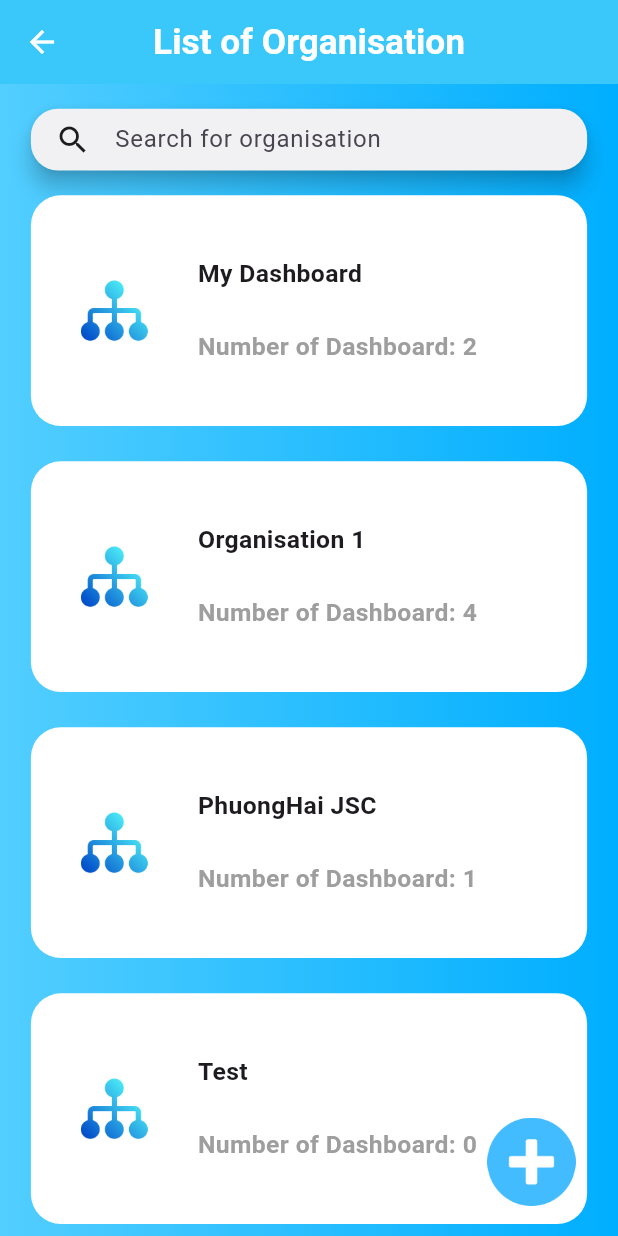
After one commit to Labbi-capstone/labbi_frontend, a Flutter app: the ListOrgPage screen opened by its route, on a phone screen of 412 x 824 dp. The commit adds this screen. Run offline on Flutter 3.47's test engine with Material 3 defaults, Android fonts, the phone set to English and light mode, and no system bars; our stand-ins replace fl_chart, flutter_dotenv, flutter_switch, font_awesome_flutter, google_fonts, image_picker and 2 more; accounts and stored records are empty.

Commit message:
finish building list organisation page

```diff
--- /dev/null
+++ b/lib/app/components/org_container.dart
@@ -0,0 +1,81 @@
+import 'package:flutter/material.dart';
+import 'package:labbi_frontend/app/models/organisation.dart';
+
+class OrgContainer extends StatefulWidget {
+  final Organisation organisation;
+  const OrgContainer({super.key, required this.organisation});
+  @override
+  State<StatefulWidget> createState() => _OrgContainerState();
+}
+
+class _OrgContainerState extends State<OrgContainer> {
+  late Organisation organisation;
+
+  @override
+  void initState() {
+    super.initState();
+    organisation = widget.organisation;
+  }
+
+  @override
+  Widget build(BuildContext context) {
+    dynamic screenHeight = MediaQuery.of(context).size.height;
+    dynamic screenWidth = MediaQuery.of(context).size.width;
+
+    return Container(
+      height: null,
+      width: (9 / 10) * screenWidth,
+      decoration: BoxDecoration(
+          color: Colors.white, borderRadius: BorderRadius.circular(20)),
+      child: Row(
+        mainAxisSize: MainAxisSize.max,
+        crossAxisAlignment: CrossAxisAlignment.center,
+        mainAxisAlignment: MainAxisAlignment.start,
+        children: [
+          Expanded(
+              flex: 3,
+              child: Padding(
+                padding: EdgeInsets.symmetric(vertical: 0.06 * screenHeight),
+                child: Container(
+                  height: screenHeight / 15,
+                  width: screenHeight / 15,
+                  decoration: const BoxDecoration(
+                      image: DecorationImage(
+                          image: AssetImage('assets/images/organisation.png'),
+                          fit: BoxFit.contain)),
+                ),
+              )),
+          Expanded(
+            flex: 7,
+            child: Column(
+              mainAxisAlignment: MainAxisAlignment.center,
+              mainAxisSize: MainAxisSize.max,
+              crossAxisAlignment: CrossAxisAlignment.start,
+              children: [
+                Padding(
+                    padding:
+                        EdgeInsets.symmetric(vertical: 0.015 * screenHeight),
+                    child: Text(
+                      organisation.name,
+                      style: TextStyle(
+                          fontSize: screenHeight / 50,
+                          fontWeight: FontWeight.bold),
+                    )),
+                Padding(
+                  padding: EdgeInsets.symmetric(vertical: 0.015 * screenHeight),
+                  child: Text(
+                    'Number of Dashboard: ${organisation.dashboardList.length}',
+                    style: TextStyle(
+                        fontSize: screenHeight / 50,
+                        color: Colors.grey,
+                        fontWeight: FontWeight.bold),
+                  ),
+                ),
+              ],
+            ),
+          ),
+        ],
+      ),
+    );
+  }
+}
--- /dev/null
+++ b/lib/app/components/org_search_bar.dart
@@ -0,0 +1,69 @@
+import 'package:flutter/material.dart';
+
+/// Flutter code sample for [SearchBar].
+
+// void main() => runApp(const SearchBarApp());
+
+class OrgSearchBar extends StatefulWidget {
+  final Function callback;
+  const OrgSearchBar({super.key, required this.callback});
+
+  @override
+  State<OrgSearchBar> createState() => _OrgSearchBarState();
+}
+
+class _OrgSearchBarState extends State<OrgSearchBar> {
+  @override
+  Widget build(BuildContext context) {
+    dynamic screenHeight = MediaQuery.of(context).size.height;
+    dynamic screenWidth = MediaQuery.of(context).size.width;
+
+    return Padding(
+      padding: EdgeInsets.only(
+          left: 0.05 * screenWidth,
+          right: 0.05 * screenWidth,
+          top: 0.02 * screenHeight,
+          bottom: 0.02 * screenHeight),
+      child: SizedBox(
+        height: 0.05 * screenHeight,
+        width: screenWidth,
+        child: SearchAnchor(
+            builder: (BuildContext context, SearchController controller) {
+          return SearchBar(
+            controller: controller,
+            backgroundColor: WidgetStateProperty.all(const Color(0xFFF1F1F3)),
+            shape: WidgetStateProperty.all(RoundedRectangleBorder(
+                borderRadius: BorderRadius.circular(18.0))),
+            padding: const WidgetStatePropertyAll<EdgeInsets>(
+                EdgeInsets.symmetric(horizontal: 16.0)),
+            // onTap: () {
+            //   controller.openView();
+            // },
+            onChanged: (_) {
+              widget.callback(controller.text);
+            },
+
+            onTapOutside: (_) {
+              FocusManager.instance.primaryFocus?.unfocus();
+            },
+            leading: const Icon(Icons.search),
+            hintText: "Search for organisation",
+          );
+        }, suggestionsBuilder:
+                (BuildContext context, SearchController controller) {
+          return List<ListTile>.generate(5, (int index) {
+            final String item = 'item $index';
+            return ListTile(
+              title: Text(item),
+              onTap: () {
+                setState(() {
+                  controller.closeView(item);
+                });
+              },
+            );
+          });
+        }),
+      ),
+    );
+  }
+}
--- /dev/null
+++ b/lib/app/models/organisation.dart
@@ -0,0 +1,20 @@
+class Organisation {
+  int id;
+  String name;
+  List<int> dashboardList;
+
+  Organisation({
+    required this.id,
+    required this.name,
+    required this.dashboardList,
+  });
+}
+
+List<Organisation> organisationList = [
+  Organisation(id: 1, name: 'My Dashboard', dashboardList: [1, 2]),
+  Organisation(id: 2, name: 'Organisation 1', dashboardList: [3, 4, 5, 6]),
+  Organisation(id: 3, name: 'PhuongHai JSC', dashboardList: [7]),
+  Organisation(id: 4, name: 'Test', dashboardList: []),
+  Organisation(id: 5, name: 'Dashboard Demo', dashboardList: [8, 9, 10]),
+  Organisation(id: 6, name: 'Dashboard Test', dashboardList: [11])
+];
--- /dev/null
+++ b/lib/app/screens/admin_system/list_org_page.dart
@@ -0,0 +1,128 @@
+import 'package:flutter/material.dart';
+import 'package:labbi_frontend/app/components/org_search_bar.dart';
+import 'package:labbi_frontend/app/models/organisation.dart';
+import 'package:labbi_frontend/app/components/org_container.dart';
+
+class ListOrgPage extends StatefulWidget {
+  const ListOrgPage({super.key});
+
+  @override
+  State<StatefulWidget> createState() => _ListOrgPageState();
+}
+
+class _ListOrgPageState extends State<ListOrgPage> {
+  String searchKeyWord = '';
+
+  void callback(newValue) {
+    setState(() {
+      searchKeyWord = newValue;
+    });
+  }
+
+  @override
+  Widget build(BuildContext context) {
+    dynamic screenHeight = MediaQuery.of(context).size.height;
+    dynamic screenWidth = MediaQuery.of(context).size.width;
+
+    return Scaffold(
+      resizeToAvoidBottomInset: false,
+      appBar: AppBar(
+        elevation: 0,
+        backgroundColor: const Color(0xff3ac7f9),
+        centerTitle: true,
+        leading: IconButton(
+          icon: const Icon(
+            Icons.arrow_back,
+            color: Colors.white,
+          ),
+          onPressed: () => Navigator.of(context).pop(),
+        ),
+        title: Text(
+          "List of Organisation",
+          style: TextStyle(
+              color: Colors.white,
+              fontWeight: FontWeight.bold,
+              fontSize: screenHeight / 35),
+        ),
+      ),
+      body: Container(
+        height: screenHeight,
+        width: screenWidth,
+        decoration: const BoxDecoration(
+          gradient: LinearGradient(
+            colors: [
+              Color.fromRGBO(83, 206, 255, 1),
+              Color.fromRGBO(0, 174, 255, 1),
+            ],
+            begin: FractionalOffset(0.0, 0.0),
+            end: FractionalOffset(1.0, 0.0),
+            stops: [0.0, 1.0],
+            tileMode: TileMode.clamp,
+          ),
+        ),
+        child: Stack(
+          clipBehavior: Clip.none,
+          alignment: Alignment.topCenter,
+          children: [
+            SingleChildScrollView(
+              child: Column(
+                mainAxisAlignment: MainAxisAlignment.start,
+                crossAxisAlignment: CrossAxisAlignment.center,
+                mainAxisSize: MainAxisSize.max,
+                children: [
+                  OrgSearchBar(
+                    callback: callback,
+                  ),
+                  if (searchKeyWord == '')
+                    for (var i = 0; i < organisationList.length; i++)
+                      Padding(
+                          padding: EdgeInsets.only(bottom: screenHeight / 35),
+                          child: OrgContainer(
+                            organisation: organisationList[i],
+                          ))
+                  else
+                    for (var i = 0; i < organisationList.length; i++)
+                      if (organisationList[i]
+                          .name
+                          .toLowerCase()
+                          .contains(searchKeyWord.toLowerCase()))
+                        Padding(
+                            padding: EdgeInsets.only(bottom: screenHeight / 35),
+                            child: OrgContainer(
+                              organisation: organisationList[i],
+                            ))
+                      else
+                        const SizedBox.shrink()
+                ],
+              ),
+            ),
+            Container(
+              height: screenHeight,
+              width: screenWidth,
+              alignment: Alignment.bottomRight,
+              child: Padding(
+                  padding: EdgeInsets.symmetric(
+                      horizontal: 0.06 * screenWidth,
+                      vertical: 0.02 * screenHeight),
+                  child: InkWell(
+                    onTap: () {},
+                    child: CircleAvatar(
+                      radius: (screenHeight / 12.5) / 2,
+                      backgroundColor: Colors.white,
+                      child: Container(
+                        height: screenHeight / 7,
+                        width: screenWidth / 7,
+                        decoration: const BoxDecoration(
+                            image: DecorationImage(
+                                image: AssetImage('assets/images/add.png'),
+                                fit: BoxFit.contain)),
+                      ),
+                    ),
+                  )),
+            ),
+          ],
+        ),
+      ),
+    );
+  }
+}
--- a/lib/app/screens/dashboard_page/create_dashboard_page.dart
+++ b/lib/app/screens/dashboard_page/create_dashboard_page.dart
@@ -78,6 +78,9 @@ class _CreateDashboardPageState extends State<CreateDashboardPage> {
                           border: UnderlineInputBorder(),
                           labelText: 'Enter dashboard name',
                         ),
+                        onTapOutside: (_) {
+                          FocusManager.instance.primaryFocus?.unfocus();
+                        },
                       ),
                     ),
                     Padding(
--- a/lib/app/screens/user_profile/user_profile.dart
+++ b/lib/app/screens/user_profile/user_profile.dart
@@ -2,7 +2,6 @@ import 'package:flutter/material.dart';
 import 'package:labbi_frontend/app/components/menu_button.dart';
 import 'package:labbi_frontend/app/screens/menu/menu_task_bar.dart';
 import 'package:labbi_frontend/app/screens/notification/notification_page.dart';
-import 'package:labbi_frontend/app/models/notification_message.dart';
 import 'package:labbi_frontend/app/utils/user_info_helper.dart';
 
 class UserProfilePage extends StatefulWidget {
@@ -15,7 +14,6 @@ class _UserProfilePageState extends State<UserProfilePage> {
   String userId = '';
   String userEmail = '';
   String userRole = '';
-  late List<NotificationMessage> listOfNotification;
   int count = 0;
 
   @override
--- a/lib/main.dart
+++ b/lib/main.dart
@@ -16,6 +16,7 @@ import 'package:labbi_frontend/app/screens/user_org/user_org_home_page.dart';
 import 'package:labbi_frontend/app/screens/user_profile/user_edit/edit_user_profile_page.dart';
 import 'package:labbi_frontend/app/screens/user_profile/user_profile.dart';
 import 'package:provider/provider.dart';
+import 'package:labbi_frontend/app/screens/admin_system/list_org_page.dart';
 
 Future<void> main() async {
   await dotenv.load(fileName: "assets/.env");
@@ -36,7 +37,7 @@ class MyApp extends StatelessWidget {
       debugShowCheckedModeBanner: false,
       initialRoute: Routes.AdminOrgHomePage,
       routes: {
-        Routes.login: (context) => const LoginPage(),
+        Routes.login: (context) => const ListOrgPage(),
         Routes.register: (context) => const RegisterPage(),
         Routes.dashboard: (context) => DashboardPage(),
         Routes.userProfilePage: (context) => UserProfilePage(),
```
Also changed, not shown: assets/images/add.png (added), assets/images/organisation.png (added).
